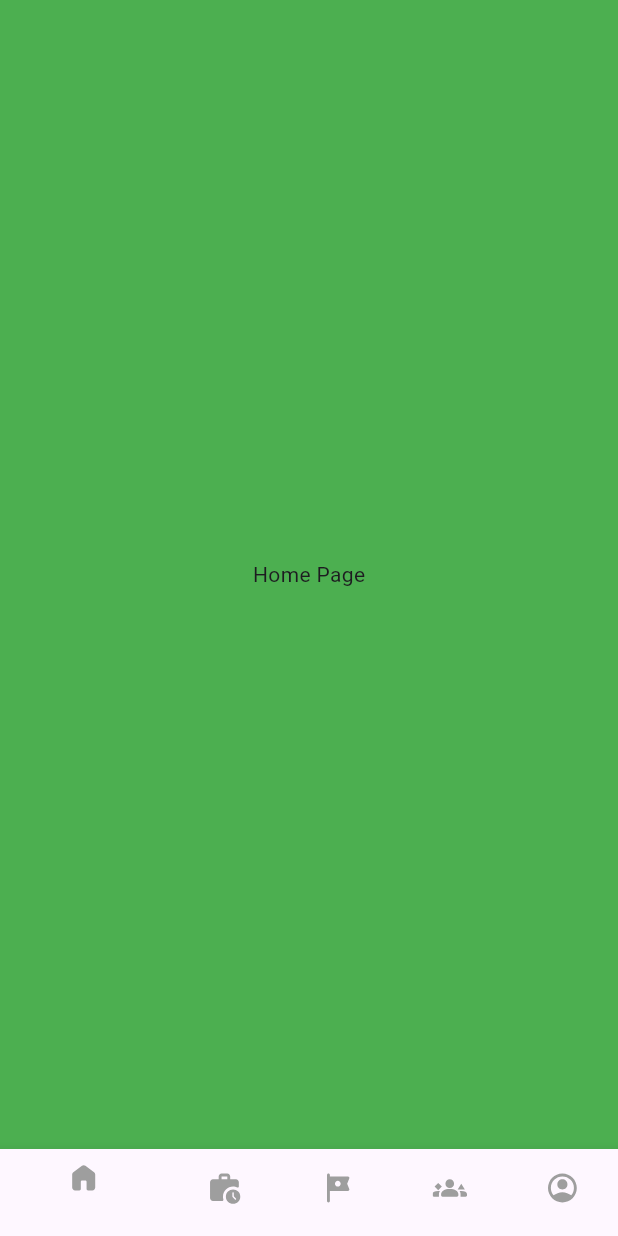
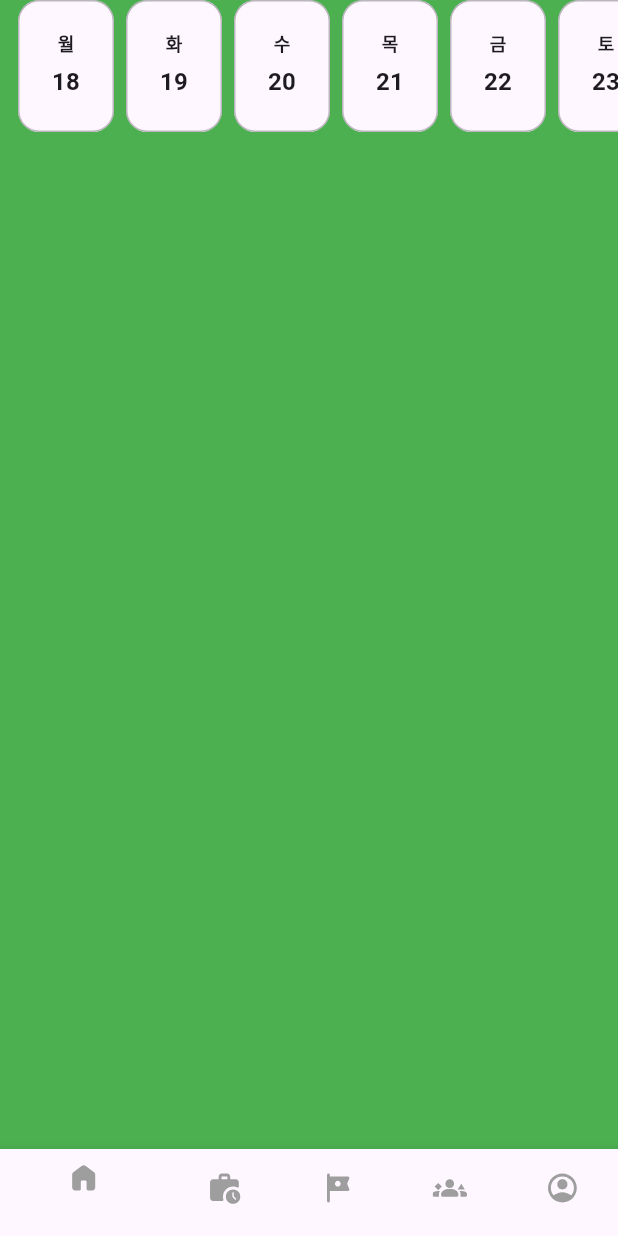
Before and after one commit to StrawberryAcai/Nomadely.frontend, a Flutter app: the screen it shows after launch, on a phone screen of 412 x 824 dp. Run offline on Flutter 3.47's test engine with Material 3 defaults, Android fonts, the light colour scheme and no system bars; our stand-ins replace flutter_svg, go_router.

Commit message:
feat :: 캘린더 구현

```diff
--- a/lib/features/home/view/homePage.dart
+++ b/lib/features/home/view/homePage.dart
@@ -1,4 +1,5 @@
 import 'package:flutter/material.dart';
+import 'package:nomadely/features/home/view/weeklyCalendar.dart';
 
 class HomePage extends StatelessWidget {
   const HomePage({super.key});
@@ -7,7 +8,10 @@ class HomePage extends StatelessWidget {
   Widget build(BuildContext context) {
     return Container(
       color: Colors.green,
-      child: const Center(child: Text("Home Page")),
+      child: Column(
+        crossAxisAlignment: CrossAxisAlignment.start,
+        children: [WeeklyCalendar()],
+      ),
     );
   }
 }
--- /dev/null
+++ b/lib/features/home/view/weeklyCalendar.dart
@@ -0,0 +1,139 @@
+import 'package:flutter/material.dart';
+
+/// 가로 스크롤 "이번 주" 달력 (요일 → 날짜 세로 배치)
+class WeeklyCalendar extends StatefulWidget {
+  const WeeklyCalendar({
+    super.key,
+    this.startOnMonday = true,
+    this.onSelect,
+    this.initialSelected,
+    this.itemWidth = 64,
+  });
+
+  /// 주 시작 요일 (true면 월요일, false면 일요일)
+  final bool startOnMonday;
+
+  /// 날짜 탭 콜백
+  final ValueChanged<DateTime>? onSelect;
+
+  /// 처음 선택할 날짜 (없으면 오늘)
+  final DateTime? initialSelected;
+
+  /// 각 아이템 가로 폭
+  final double itemWidth;
+
+  @override
+  State<WeeklyCalendar> createState() => _WeeklyCalendarState();
+}
+
+class _WeeklyCalendarState extends State<WeeklyCalendar> {
+  late DateTime _today;
+  late DateTime _selected;
+  late List<DateTime> _weekDays;
+
+  static const _koWeekdays = ['월', '화', '수', '목', '금', '토', '일'];
+
+  @override
+  void initState() {
+    super.initState();
+    _today = DateTime.now().toLocal();
+    _selected = (widget.initialSelected ?? _today).toLocal();
+    _weekDays = _buildThisWeek(_today, startOnMonday: widget.startOnMonday);
+  }
+
+  List<DateTime> _buildThisWeek(
+    DateTime anchor, {
+    required bool startOnMonday,
+  }) {
+    final d = DateTime(anchor.year, anchor.month, anchor.day);
+    // weekday: Mon=1..Sun=7
+    int deltaToStart = startOnMonday
+        ? (d.weekday - DateTime.monday)
+        : (d.weekday % 7);
+    final start = d.subtract(Duration(days: deltaToStart));
+    return List.generate(7, (i) => start.add(Duration(days: i)));
+  }
+
+  bool _isSameDay(DateTime a, DateTime b) =>
+      a.year == b.year && a.month == b.month && a.day == b.day;
+
+  @override
+  Widget build(BuildContext context) {
+    final theme = Theme.of(context);
+    return SizedBox(
+      height: 88,
+      child: ListView.separated(
+        scrollDirection: Axis.horizontal,
+        padding: const EdgeInsets.symmetric(horizontal: 12),
+        itemCount: _weekDays.length,
+        separatorBuilder: (_, __) => const SizedBox(width: 8),
+        itemBuilder: (context, index) {
+          final day = _weekDays[index];
+          final isToday = _isSameDay(day, _today);
+          final isSelected = _isSameDay(day, _selected);
+
+          final baseBorder = Border.all(
+            color: isSelected
+                ? theme.colorScheme.primary
+                : theme.dividerColor.withOpacity(0.5),
+          );
+
+          return GestureDetector(
+            onTap: () {
+              setState(() => _selected = day);
+              widget.onSelect?.call(day);
+            },
+            child: Container(
+              width: widget.itemWidth,
+              padding: const EdgeInsets.symmetric(vertical: 10),
+              decoration: BoxDecoration(
+                color: isSelected
+                    ? theme.colorScheme.primary.withOpacity(0.1)
+                    : theme.colorScheme.surface,
+                borderRadius: BorderRadius.circular(14),
+                border: baseBorder,
+              ),
+              child: Column(
+                mainAxisAlignment: MainAxisAlignment.center,
+                children: [
+                  // 요일 (위) — 세로 배치
+                  Text(
+                    _koWeekdays[(day.weekday + 6) % 7], // 월=0, ... 일=6
+                    style: theme.textTheme.labelMedium?.copyWith(
+                      fontWeight: FontWeight.w600,
+                      color: isSelected
+                          ? theme.colorScheme.primary
+                          : (isToday ? theme.colorScheme.primary : null),
+                    ),
+                  ),
+                  const SizedBox(height: 6),
+                  // 날짜 (아래)
+                  Text(
+                    '${day.day}',
+                    style: theme.textTheme.titleMedium?.copyWith(
+                      fontWeight: FontWeight.w700,
+                      color: isSelected
+                          ? theme.colorScheme.primary
+                          : theme.colorScheme.onSurface,
+                    ),
+                  ),
+                  if (isToday) ...[
+                    const SizedBox(height: 6),
+                    Container(
+                      width: 6,
+                      height: 6,
+                      decoration: BoxDecoration(
+                        shape: BoxShape.circle,
+                        color: theme.colorScheme.primary,
+                      ),
+                    ),
+                  ],
+                ],
+              ),
+            ),
+          );
+        },
+      ),
+    );
+  }
+}
```
